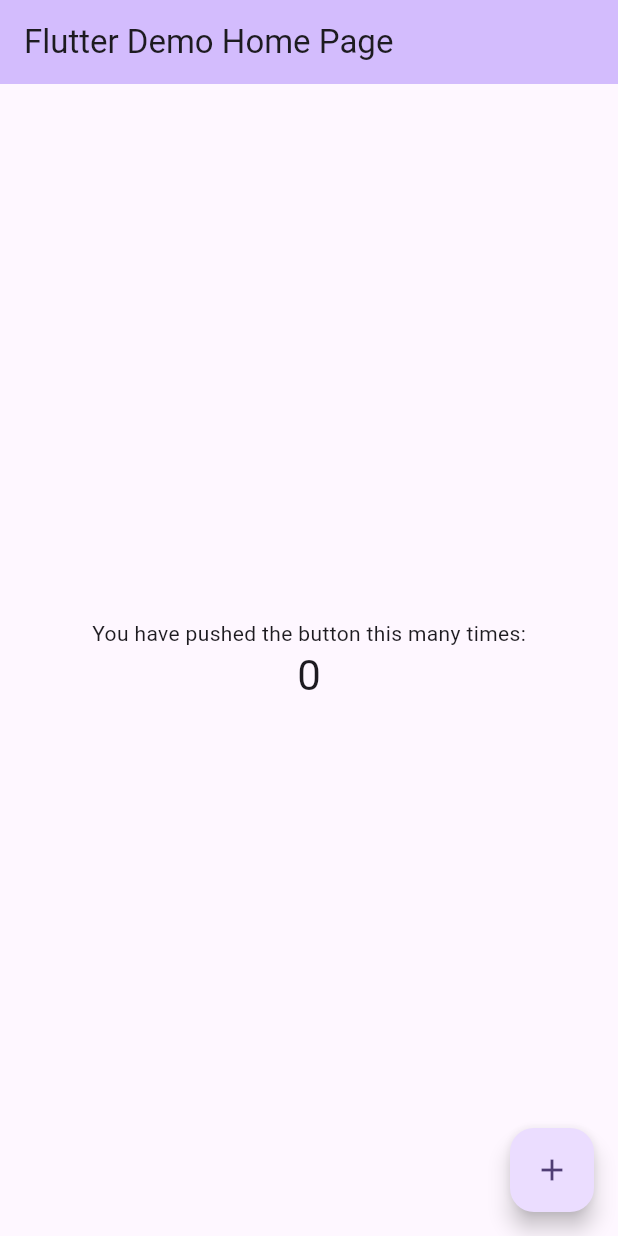
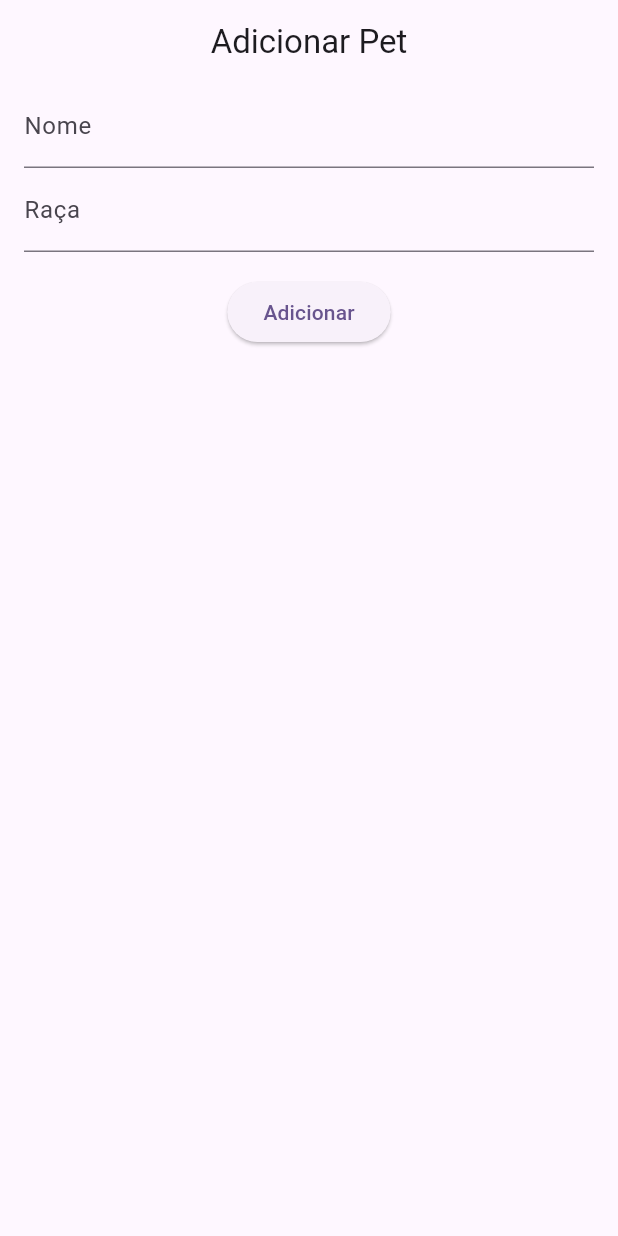
Before and after one commit to RodrigoBrunet/agenda_pet, a Flutter app: the screen it shows after launch, on a phone screen of 412 x 824 dp. Run offline on Flutter 3.47's test engine with Material 3 defaults, Android fonts, the phone set to English and light mode, and no system bars; our stand-ins replace flutter_bloc, get_it, sqflite; accounts and stored records are empty.

Commit message:
Cria a camada de presenter

```diff
--- a/lib/main.dart
+++ b/lib/main.dart
@@ -1,4 +1,11 @@
+import 'package:agenda_pet/presentation/blocs/appointment_bloc.dart';
+import 'package:agenda_pet/presentation/blocs/pet_bloc.dart';
+import 'package:agenda_pet/presentation/pages/add_appointment_page.dart';
+import 'package:agenda_pet/presentation/pages/add_pet_page.dart';
+import 'package:agenda_pet/presentation/pages/appointment_list_page.dart';
+import 'package:agenda_pet/presentation/pages/pet_list_page.dart';
 import 'package:flutter/material.dart';
+import 'package:flutter_bloc/flutter_bloc.dart';
 import 'injection_container.dart' as di;
 
 void main() {
@@ -9,117 +16,27 @@ void main() {
 class MyApp extends StatelessWidget {
   const MyApp({super.key});
 
-  // This widget is the root of your application.
   @override
   Widget build(BuildContext context) {
-    return MaterialApp(
-      title: 'Flutter Demo',
-      theme: ThemeData(
-        // This is the theme of your application.
-        //
-        // TRY THIS: Try running your application with "flutter run". You'll see
-        // the application has a purple toolbar. Then, without quitting the app,
-        // try changing the seedColor in the colorScheme below to Colors.green
-        // and then invoke "hot reload" (save your changes or press the "hot
-        // reload" button in a Flutter-supported IDE, or press "r" if you used
-        // the command line to start the app).
-        //
-        // Notice that the counter didn't reset back to zero; the application
-        // state is not lost during the reload. To reset the state, use hot
-        // restart instead.
-        //
-        // This works for code too, not just values: Most code changes can be
-        // tested with just a hot reload.
-        colorScheme: ColorScheme.fromSeed(seedColor: Colors.deepPurple),
-        useMaterial3: true,
+    return MultiBlocProvider(
+      providers: [
+        BlocProvider(create: (_) => di.it<PetBloc>()),
+        BlocProvider(create: (_) => di.it<AppointmentBloc>()),
+      ],
+      child: MaterialApp(
+        title: 'Flutter Demo',
+        routes: {
+          '/': (context) => PetListPage(),
+          '/add-pet': (context) => AddPetPage(),
+          '/appointments': (context) => AppointmentListPage(),
+          '/add-appointment': (context) => AddAppointmentPage(),
+        },
+        theme: ThemeData(
+          colorScheme: ColorScheme.fromSeed(seedColor: Colors.deepPurple),
+          useMaterial3: true,
+        ),
+        home: AddPetPage(),
       ),
-      home: const MyHomePage(title: 'Flutter Demo Home Page'),
     );
   }
 }
-
-class MyHomePage extends StatefulWidget {
-  const MyHomePage({super.key, required this.title});
-
-  // This widget is the home page of your application. It is stateful, meaning
-  // that it has a State object (defined below) that contains fields that affect
-  // how it looks.
-
-  // This class is the configuration for the state. It holds the values (in this
-  // case the title) provided by the parent (in this case the App widget) and
-  // used by the build method of the State. Fields in a Widget subclass are
-  // always marked "final".
-
-  final String title;
-
-  @override
-  State<MyHomePage> createState() => _MyHomePageState();
-}
-
-class _MyHomePageState extends State<MyHomePage> {
-  int _counter = 0;
-
-  void _incrementCounter() {
-    setState(() {
-      // This call to setState tells the Flutter framework that something has
-      // changed in this State, which causes it to rerun the build method below
-      // so that the display can reflect the updated values. If we changed
-      // _counter without calling setState(), then the build method would not be
-      // called again, and so nothing would appear to happen.
-      _counter++;
-    });
-  }
-
-  @override
-  Widget build(BuildContext context) {
-    // This method is rerun every time setState is called, for instance as done
-    // by the _incrementCounter method above.
-    //
-    // The Flutter framework has been optimized to make rerunning build methods
-    // fast, so that you can just rebuild anything that needs updating rather
-    // than having to individually change instances of widgets.
-    return Scaffold(
-      appBar: AppBar(
-        // TRY THIS: Try changing the color here to a specific color (to
-        // Colors.amber, perhaps?) and trigger a hot reload to see the AppBar
-        // change color while the other colors stay the same.
-        backgroundColor: Theme.of(context).colorScheme.inversePrimary,
-        // Here we take the value from the MyHomePage object that was created by
-        // the App.build method, and use it to set our appbar title.
-        title: Text(widget.title),
-      ),
-      body: Center(
-        // Center is a layout widget. It takes a single child and positions it
-        // in the middle of the parent.
-        child: Column(
-          // Column is also a layout widget. It takes a list of children and
-          // arranges them vertically. By default, it sizes itself to fit its
-          // children horizontally, and tries to be as tall as its parent.
-          //
-          // Column has various properties to control how it sizes itself and
-          // how it positions its children. Here we use mainAxisAlignment to
-          // center the children vertically; the main axis here is the vertical
-          // axis because Columns are vertical (the cross axis would be
-          // horizontal).
-          //
-          // TRY THIS: Invoke "debug painting" (choose the "Toggle Debug Paint"
-          // action in the IDE, or press "p" in the console), to see the
-          // wireframe for each widget.
-          mainAxisAlignment: MainAxisAlignment.center,
-          children: <Widget>[
-            const Text('You have pushed the button this many times:'),
-            Text(
-              '$_counter',
-              style: Theme.of(context).textTheme.headlineMedium,
-            ),
-          ],
-        ),
-      ),
-      floatingActionButton: FloatingActionButton(
-        onPressed: _incrementCounter,
-        tooltip: 'Increment',
-        child: const Icon(Icons.add),
-      ), // This trailing comma makes auto-formatting nicer for build methods.
-    );
-  }
-}
--- /dev/null
+++ b/lib/presentation/pages/add_pet_page.dart
@@ -0,0 +1,45 @@
+import 'package:agenda_pet/domain/entities/pet.dart';
+import 'package:agenda_pet/presentation/blocs/pet_bloc.dart';
+import 'package:flutter/material.dart';
+import 'package:flutter_bloc/flutter_bloc.dart';
+
+class AddPetPage extends StatelessWidget {
+  final TextEditingController nameController = TextEditingController();
+  final TextEditingController breedController = TextEditingController();
+
+  AddPetPage({super.key});
+
+  @override
+  Widget build(BuildContext context) {
+    return Scaffold(
+      appBar: AppBar(title: Text('Adicionar Pet'), centerTitle: true),
+      body: Padding(
+        padding: EdgeInsets.symmetric(horizontal: 16),
+        child: Column(
+          children: [
+            TextField(
+              controller: nameController,
+              decoration: InputDecoration(labelText: 'Nome'),
+            ),
+            TextField(
+              controller: breedController,
+              decoration: InputDecoration(labelText: 'Raça'),
+            ),
+            const SizedBox(height: 16),
+            ElevatedButton(
+              onPressed: () {
+                final pet = Pet(
+                  id: 0,
+                  name: nameController.text,
+                  breed: breedController.text,
+                );
+                BlocProvider.of<PetBloc>(context).add(AddPetEvent(pet));
+              },
+              child: Text('Adicionar'),
+            ),
+          ],
+        ),
+      ),
+    );
+  }
+}
```
Also changed, not shown: lib/presentation/pages/add_appointment_page.dart (added, +55 -0 lines), lib/presentation/pages/appointment_list_page.dart (added, +43 -0 lines), lib/presentation/pages/pet_list_page.dart (added, +41 -0 lines).
